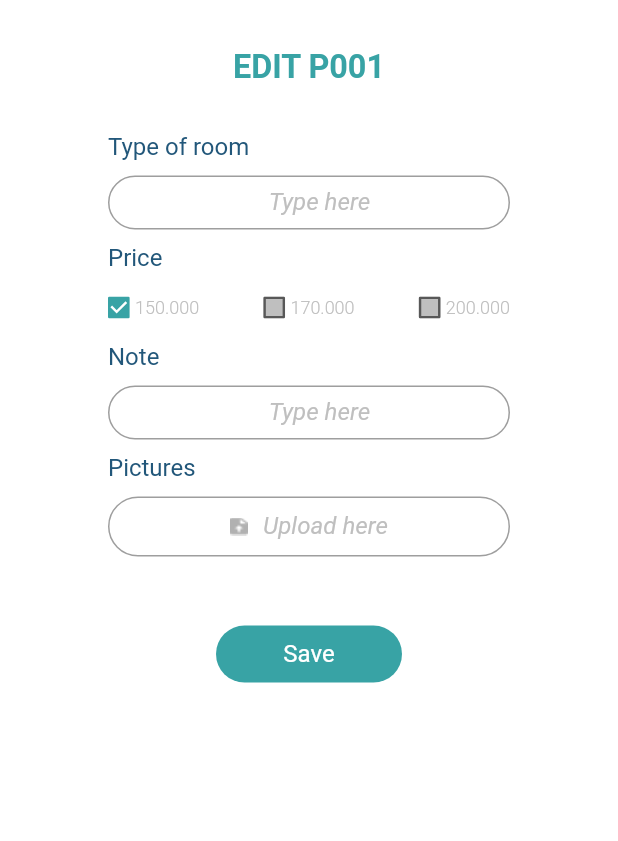
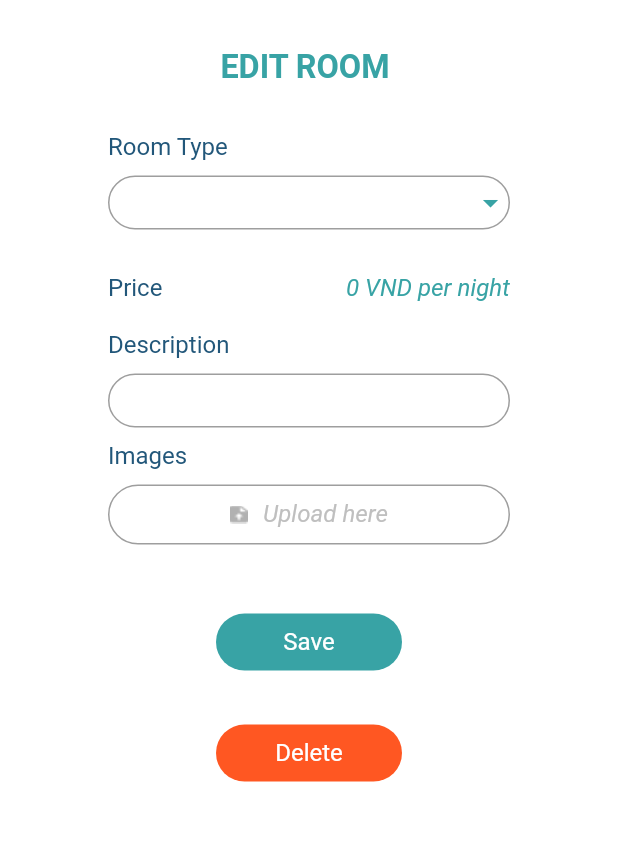
Before and after one commit to ManhHoDinh/Paradise_Hotel_Management, a Flutter app: the DetailRoom screen opened directly with empty values, after a tap on the "menu" icon, after a tap on "Edit Room", on a phone screen of 412 x 824 dp, the part 126-967 px from its top. Run offline on Flutter 3.47's test engine with Material 2 defaults, Android fonts, the phone set to English and light mode, and no system bars; drawn by our look-alikes of auto_size_text, dropdown_button2; our stand-ins replace cloud_firestore, firebase_core, firebase_storage, flutter_svg, font_awesome_flutter, hive_flutter and 5 more; accounts and stored records are empty; Roboto replaces fonts that are missing (Rubik).

Commit message:
dev firebase to edit room

```diff
--- a/lib/presentations/screens/CreateRoom_screen.dart
+++ b/lib/presentations/screens/CreateRoom_screen.dart
@@ -263,6 +263,7 @@ class _CreateRoomScreenState extends State<CreateRoomScreen> {
                           vertical: kMediumPadding * 1.5,
                           horizontal: kMaxPadding * 3),
                       child: ButtonDefault(
+                        color: ColorPalette.primaryColor,
                         label: 'Create',
                         onTap: () {
                           createRoom(
--- a/lib/presentations/screens/EditRoom_screen.dart
+++ b/lib/presentations/screens/EditRoom_screen.dart
@@ -3,28 +3,46 @@ import 'package:font_awesome_flutter/font_awesome_flutter.dart';
 import 'package:paradise/core/constants/color_palatte.dart';
 import 'package:paradise/core/constants/dimension_constants.dart';
 import 'package:paradise/core/helpers/assets_helper.dart';
+import 'package:paradise/core/helpers/image_helper.dart';
 import 'package:paradise/core/helpers/text_styles.dart';
+import 'package:paradise/core/models/room_model.dart';
 import 'package:paradise/presentations/screens/rental_form.dart';
 import 'package:paradise/presentations/widgets/button_default.dart';
 import 'package:paradise/presentations/widgets/check_box.dart';
 import 'package:paradise/presentations/widgets/dialog.dart';
+import 'package:paradise/presentations/widgets/drop_down_widget.dart';
 import 'package:paradise/presentations/widgets/input_default.dart';
 import 'package:paradise/presentations/widgets/upload_button.dart';
 
 class EditRoomScreen extends StatefulWidget {
   static String routeName = 'edit_room';
-  const EditRoomScreen({super.key});
+  final RoomModel roomModel;
+  const EditRoomScreen({
+    super.key,
+    required this.roomModel,
+  });
 
   @override
   State<EditRoomScreen> createState() => _EditRoomScreenState();
 }
 
 class _EditRoomScreenState extends State<EditRoomScreen> {
-  int _value = 1;
-  String roomID = 'P001';
+  late String roomID;
+  late String roomType;
+  late String price;
+  late String description;
+  late String image;
+
+  List<String> kindItems = ['Family', 'Couple', 'Master'];
 
   @override
   Widget build(BuildContext context) {
+    roomID = widget.roomModel.roomID ?? '';
+    roomType = widget.roomModel.RoomKindID ?? '';
+    price = widget.roomModel.price.toString();
+    description = widget.roomModel.Description ?? '';
+    image = widget.roomModel.PrimaryImage ?? '';
+
     return GestureDetector(
       child: Scaffold(
         appBar: AppBar(
@@ -106,7 +124,7 @@ class _EditRoomScreenState extends State<EditRoomScreen> {
                 margin:
                     const EdgeInsets.symmetric(vertical: kDefaultPadding * 2),
                 child: Text(
-                  'EDIT ' + roomID,
+                  'EDIT ROOM ' + roomID,
                   style: TextStyles.h4.copyWith(
                       color: ColorPalette.primaryColor,
                       fontWeight: FontWeight.bold),
@@ -115,90 +133,72 @@ class _EditRoomScreenState extends State<EditRoomScreen> {
               ),
               Container(
                 child: Text(
-                  'Type of room',
+                  'Room Type',
                   style:
                       TextStyles.h6.copyWith(color: ColorPalette.darkBlueText),
                 ),
                 margin: const EdgeInsets.only(left: kMaxPadding * 1.5),
               ),
               Container(
-                child: InputDefault(labelText: 'Type here'),
+                child: DropdownWidget(kindItem: roomType,kindItems: kindItems),
                 margin: const EdgeInsets.symmetric(
                     horizontal: kMaxPadding * 1.5, vertical: kItemPadding),
               ),
+              Container(
+                child: Row(
+                  children: [
                     Container(
                       child: Text(
                         'Price',
                         style:
                             TextStyles.h6.copyWith(color: ColorPalette.darkBlueText),
                       ),
-                margin: const EdgeInsets.only(left: kMaxPadding * 1.5),
                     ),
-              StatefulBuilder(
-                builder: (context, setState) {
-                  return Container(
-                    width: double.infinity,
-                    margin: const EdgeInsets.symmetric(
-                        horizontal: kMaxPadding * 1.5),
-                    child: Row(
-                      mainAxisAlignment: MainAxisAlignment.spaceBetween,
-                      children: [
-                        CheckBoxWidget(
-                          label: '150.000',
-                          value: 1,
-                          groupValue: _value,
-                          onChanged: (value) {
-                            setState(() {
-                              _value = 1;
-                            });
-                          },
+                    Spacer(),
+                    Container(
+                      child: Text(price + ' VND per night',
+                        style: TextStyles.h6.copyWith(
+                          fontStyle: FontStyle.italic,
+                          color: ColorPalette.primaryColor
                         ),
-                        CheckBoxWidget(
-                          label: '170.000',
-                          value: 2,
-                          groupValue: _value,
-                          onChanged: (value) {
-                            setState(() {
-                              _value = 2;
-                            });
-                          },
                       ),
-                        CheckBoxWidget(
-                          label: '200.000',
-                          value: 3,
-                          groupValue: _value,
-                          onChanged: (value) {
-                            setState(() {
-                              _value = 3;
-                            });
-                          },
-                        ),
+                    )
                   ],
                 ),
-                  );
-                },
+                margin: const EdgeInsets.symmetric(horizontal: kMaxPadding * 1.5, vertical: kItemPadding * 2),
               ),
               Container(
                 child: Text(
-                  'Note',
+                  'Description',
                   style:
                       TextStyles.h6.copyWith(color: ColorPalette.darkBlueText),
                 ),
                 margin: const EdgeInsets.only(left: kMaxPadding * 1.5),
               ),
               Container(
-                child: InputDefault(labelText: 'Type here'),
+                child: InputDefault(labelText: description),
                 margin: const EdgeInsets.symmetric(
                     horizontal: kMaxPadding * 1.5, vertical: kItemPadding),
               ),
               Container(
                 child: Text(
-                  'Pictures',
+                  'Images',
                   style:
                       TextStyles.h6.copyWith(color: ColorPalette.darkBlueText),
                 ),
                 margin: const EdgeInsets.only(left: kMaxPadding * 1.5),
               ),
+              image != ''
+                ? Container(
+                    alignment: Alignment.center,
+                    margin: const EdgeInsets.symmetric(vertical: kMinPadding * 2),
+                    child: ImageHelper.loadFromNetwork(image,
+                      height: 105,
+                      fit: BoxFit.fitWidth,
+                    ),
+                    // child: Text(image),
+                  )
+                : Container(),
               Container(
                 // padding: const EdgeInsets.only(top: 200),
                 margin: const EdgeInsets.symmetric(
@@ -213,6 +213,7 @@ class _EditRoomScreenState extends State<EditRoomScreen> {
                     vertical: kMediumPadding * 1.5,
                     horizontal: kMaxPadding * 3),
                 child: ButtonDefault(
+                  color: ColorPalette.primaryColor,
                   label: 'Save',
                   onTap: () {
                     showDialog(
@@ -220,6 +221,25 @@ class _EditRoomScreenState extends State<EditRoomScreen> {
                         builder: (context) {
                           return DialogOverlay(
                             task: 'Edit',
+                            isSuccess: false,
+                          );
+                        });
+                  },
+                ),
+              ),
+              Container(
+                margin: const EdgeInsets.symmetric(
+                    // vertical: kMediumPadding * 1.5,
+                    horizontal: kMaxPadding * 3),
+                child: ButtonDefault(
+                  color: Colors.deepOrange,
+                  label: 'Delete',
+                  onTap: () {
+                    showDialog(
+                        context: context,
+                        builder: (context) {
+                          return DialogOverlay(
+                            task: 'Delete',
                             isSuccess: false,
                           );
                         });
--- a/lib/presentations/screens/detail_room.dart
+++ b/lib/presentations/screens/detail_room.dart
@@ -47,7 +47,7 @@ class _DetailRoomState extends State<DetailRoom> {
               color: ColorPalette.primaryColor,
               onTap: () {
                 Navigator.push(context,
-                    MaterialPageRoute(builder: (_) => EditRoomScreen()));
+                    MaterialPageRoute(builder: (context) => EditRoomScreen(roomModel: widget.room,)));
               },
               textColor: ColorPalette.backgroundColor,
             ),
--- a/lib/presentations/widgets/button_default.dart
+++ b/lib/presentations/widgets/button_default.dart
@@ -4,11 +4,13 @@ import 'package:paradise/core/constants/dimension_constants.dart';
 import 'package:paradise/core/helpers/text_styles.dart';
 
 class ButtonDefault extends StatelessWidget {
+  final Color color;
   final String label;
   final VoidCallback onTap;
 
   const ButtonDefault({
     super.key,
+    required this.color,
     required this.label,
     required this.onTap,
   });
@@ -26,7 +28,7 @@ class ButtonDefault extends StatelessWidget {
           decoration:
               BoxDecoration(
                 borderRadius: BorderRadius.all(Radius.circular(100)),
-                color: ColorPalette.primaryColor,
+                color: color,
               ),
           padding: const EdgeInsets.symmetric(vertical: kMinPadding * 2),
           child: Text(
--- /dev/null
+++ b/lib/presentations/widgets/drop_down_widget.dart
@@ -0,0 +1,101 @@
+import 'package:dropdown_button2/dropdown_button2.dart';
+import 'package:flutter/material.dart';
+import 'package:paradise/core/constants/color_palatte.dart';
+import 'package:paradise/core/constants/dimension_constants.dart';
+import 'package:paradise/core/helpers/text_styles.dart';
+
+class DropdownWidget extends StatefulWidget {
+  final List<String> kindItems;
+  final String kindItem;
+
+  const DropdownWidget({
+    super.key,
+    required this.kindItem,
+    required this.kindItems,
+  });
+
+  @override
+  State<DropdownWidget> createState() => _DropdownWidgetState();
+}
+
+class _DropdownWidgetState extends State<DropdownWidget> {
+  late String kindRoom;
+  String? dropdownKindValue;
+
+  DropdownMenuItem<String> buildMenuKindItem(String item) => DropdownMenuItem(
+    value: item,
+    onTap: () {
+      setState(() {
+        kindRoom = item;
+      });
+    },
+    child: Text(
+      item,
+      style: TextStyles.h6.grayText.copyWith(
+        fontStyle: FontStyle.italic
+      ),
+    )
+  );
+
+  @override
+  Widget build(BuildContext context) {
+    kindRoom = widget.kindItem;
+
+    return Container(
+      height: kDefaultIconSize * 2,
+      width: double.infinity,
+      decoration: BoxDecoration(
+          border:
+              Border.all(color: Colors.grey),
+          borderRadius:
+              BorderRadius.circular(kMediumPadding)),
+      child: DropdownButtonHideUnderline(
+        child: DropdownButton2(
+          alignment: Alignment.centerLeft,
+          iconStyleData: IconStyleData(
+              iconEnabledColor:
+                  ColorPalette.primaryColor),
+          dropdownStyleData: DropdownStyleData(
+              decoration: BoxDecoration(
+                  borderRadius: BorderRadius.circular(
+                      kMinPadding))),
+          hint: Text(
+            kindRoom,
+            style: TextStyles.h6.grayText.copyWith(
+              fontStyle: FontStyle.italic
+            ),
+          ),
+          items: widget.kindItems
+              .map((e) => DropdownMenuItem<String>(
+                  value: e,
+                  onTap: () {
+                    setState(() {
+                      kindRoom = e;
+                    });
+                  },
+                  child: Text(
+                    e,
+                    overflow: TextOverflow.ellipsis,
+                    style: TextStyles
+                        .h6.grayText
+                        .copyWith(fontStyle: FontStyle.italic),
+                  )))
+              .toList(),
+          buttonStyleData: const ButtonStyleData(
+            padding: const EdgeInsets.only(left: 12),
+            height: 28,
+            width: 150,
+          ),
+          menuItemStyleData: const MenuItemStyleData(
+            height: 28,
+          ),
+          value: dropdownKindValue,
+          onChanged: (value) {
+            setState(() {
+              dropdownKindValue = value;
+            });
+          },
+        ),
+      ));
+  }
+}
```
Also changed, not shown: 2 other files. Lines whose indentation alone changed are shown as unchanged.
